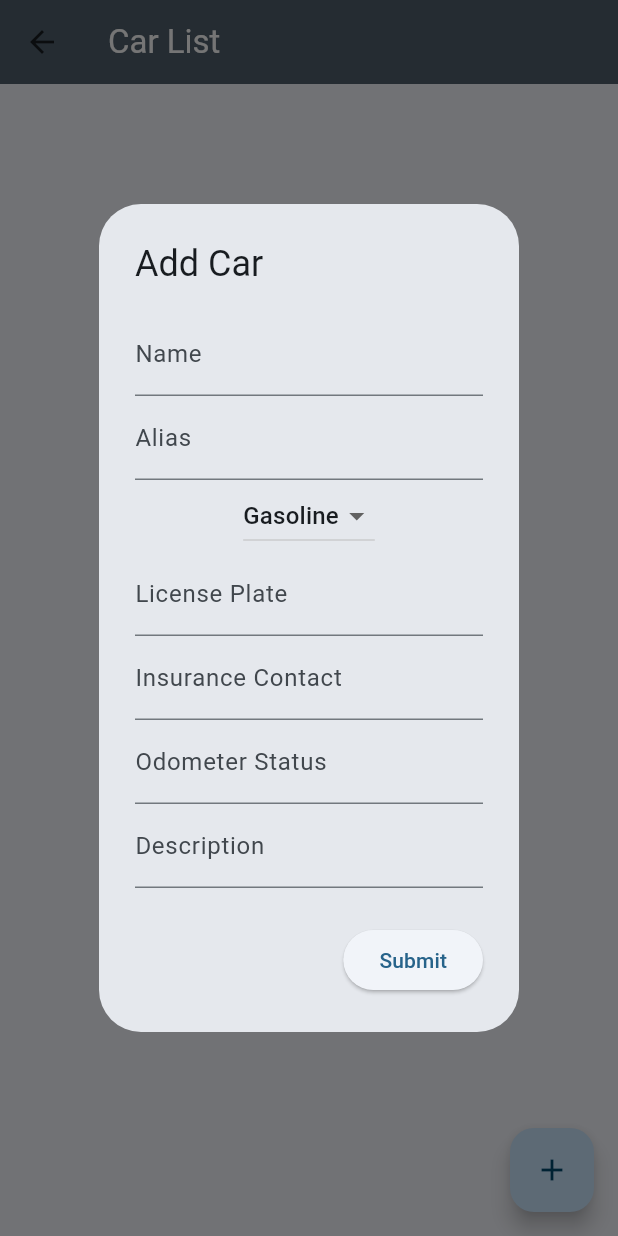
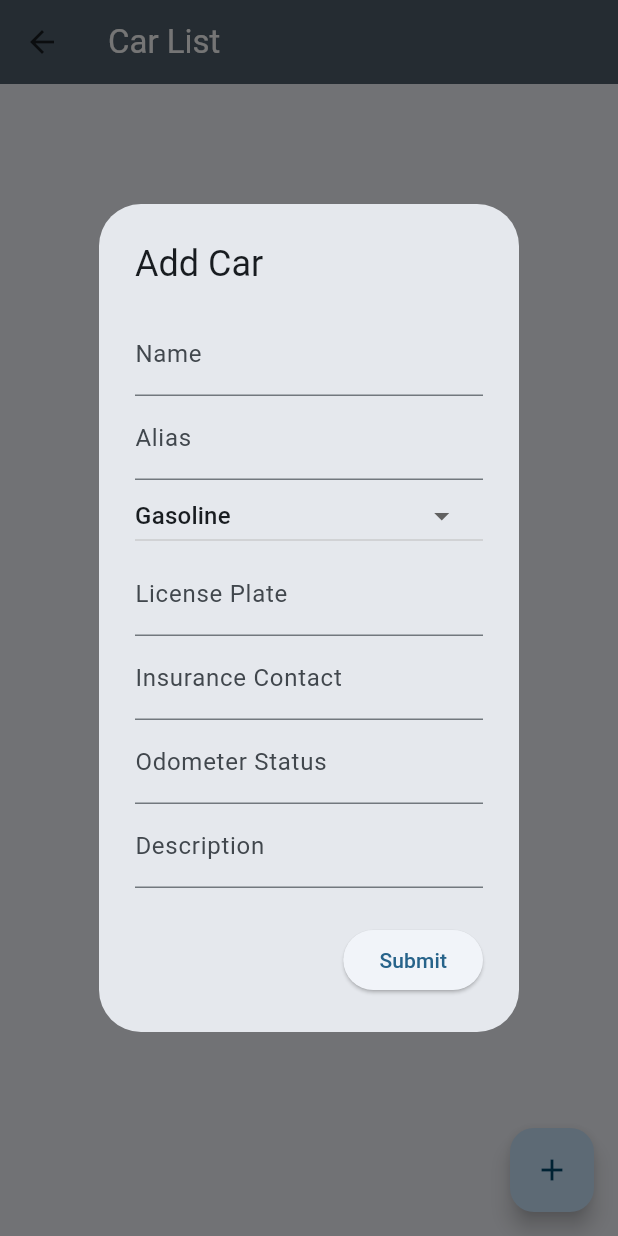
Before and after one commit to fix1t/but-itu-cartrack, a Flutter app: the CarListScreen screen opened by its route, after a tap on the "add" icon, on a phone screen of 412 x 824 dp. Run offline on Flutter 3.47's test engine with Material 3 defaults, Android fonts, the phone set to English and light mode, and no system bars; our stand-ins replace firebase_core, firebase_database; missing offline and left inert: dart:ffi; accounts and stored records are empty.

Commit message:
Refactor FuelTypeDropdown widget to use a full-width container

```diff
--- a/lib/src/view/car_list_screen.dart
+++ b/lib/src/view/car_list_screen.dart
@@ -192,7 +192,10 @@ class FuelTypeDropdown extends StatelessWidget {
 
   @override
   Widget build(BuildContext context) {
-    return DropdownButton<String>(
+    return Container(
+      width: double.infinity, // Set width to full width
+      child: DropdownButton<String>(
+        hint: const Text('Select fuel type for the car'),
         value: selectedFuelType,
         onChanged: onChanged,
         items: fuelTypes.map<DropdownMenuItem<String>>((String value) {
@@ -201,6 +204,7 @@ class FuelTypeDropdown extends StatelessWidget {
             child: Text(value),
           );
         }).toList(),
+      ),
     );
   }
 }
```
Lines whose indentation alone changed are shown as unchanged.
